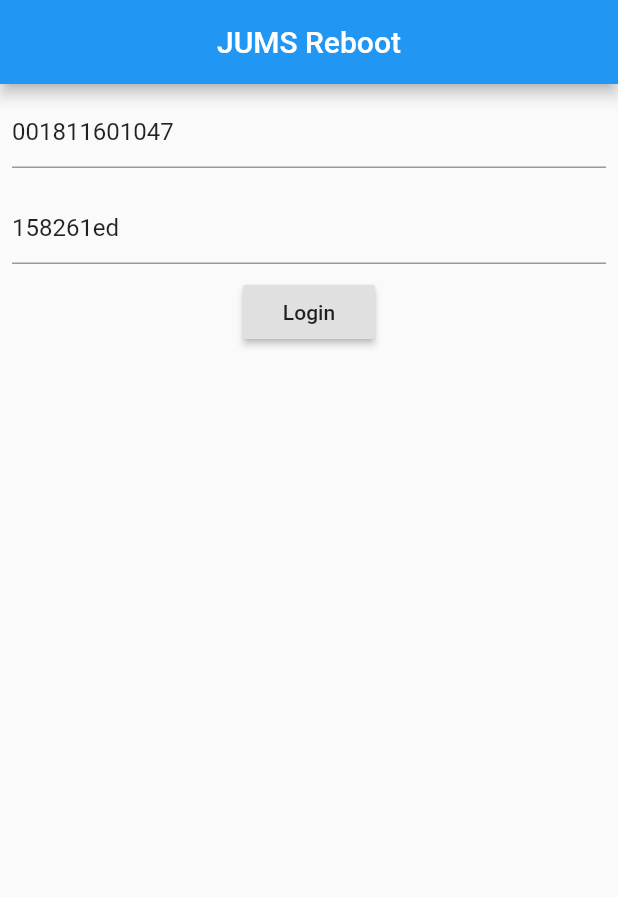
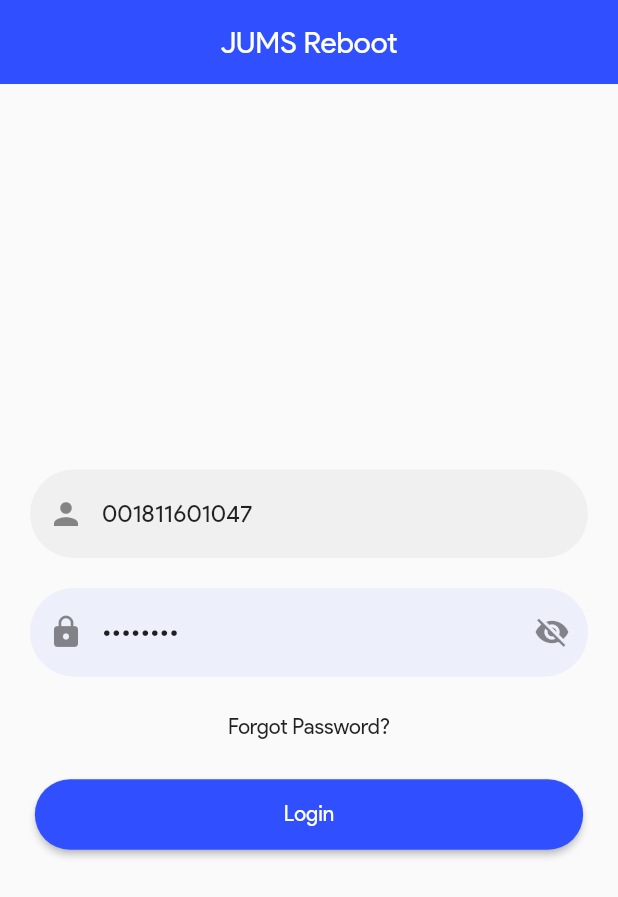
Before and after one commit to kishanhitk/jumsRebootFlutter, a Flutter app: the screen it shows after launch, on a phone screen of 412 x 824 dp. Shown: the top 897 px of the screen. Run offline on Flutter 3.47's test engine with Material 2 defaults, Android fonts, the phone set to English and light mode, and no system bars; our stand-ins replace font_awesome_flutter, google_fonts, share; missing offline and left inert: flutter_full_pdf_viewer, share_extend.

```diff
--- a/lib/loginPage.dart
+++ b/lib/loginPage.dart
@@ -2,6 +2,7 @@ import 'dart:io';
 import 'dart:convert';
 import 'package:flutter/cupertino.dart';
 import 'package:flutter/material.dart';
+import 'package:font_awesome_flutter/font_awesome_flutter.dart';
 import 'package:http/http.dart';
 import 'package:jumsRebootFlutter/models/user.dart';
 import 'package:jumsRebootFlutter/profilePage.dart';
@@ -16,6 +17,12 @@ class _LoginPageState extends State<LoginPage> {
   String pass = '158261ed';
   String url;
   bool isLoading = false;
+  bool _isObscureText = true;
+  void toggle() {
+    setState(() {
+      _isObscureText = !_isObscureText;
+    });
+  }
 
   String serverResponse;
   submit() async {
@@ -56,6 +63,7 @@ class _LoginPageState extends State<LoginPage> {
     return Scaffold(
       appBar: AppBar(
         centerTitle: true,
+        elevation: 0,
         title: Text("JUMS Reboot"),
       ),
       body: Container(
@@ -63,10 +71,21 @@ class _LoginPageState extends State<LoginPage> {
             ? Center(child: CircularProgressIndicator())
             : Form(
                 child: Column(
+                mainAxisAlignment: MainAxisAlignment.center,
                 children: [
                   Padding(
-                    padding: const EdgeInsets.all(8.0),
+                    padding: const EdgeInsets.symmetric(
+                        horizontal: 20.0, vertical: 10),
                     child: TextFormField(
+                      decoration: InputDecoration(
+                          filled: true,
+                          prefixIcon: Icon(
+                            Icons.person,
+                          ),
+                          border: OutlineInputBorder(
+                            borderSide: BorderSide.none,
+                            borderRadius: BorderRadius.circular(50),
+                          )),
                       keyboardType: TextInputType.number,
                       initialValue: "001811601047",
                       onChanged: (val) {
@@ -78,8 +97,31 @@ class _LoginPageState extends State<LoginPage> {
                     ),
                   ),
                   Padding(
-                    padding: const EdgeInsets.all(8.0),
+                    padding: const EdgeInsets.symmetric(
+                        horizontal: 20.0, vertical: 10),
                     child: TextFormField(
+                      obscureText: _isObscureText,
+                      decoration: InputDecoration(
+                          fillColor: Color(
+                            0x11304ffe,
+                          ),
+                          filled: true,
+                          labelText: "Password",
+                          floatingLabelBehavior: FloatingLabelBehavior.never,
+                          prefixIcon: Icon(
+                            Icons.lock,
+                          ),
+                          suffixIcon: IconButton(
+                              icon: Icon(!_isObscureText
+                                  ? Icons.visibility
+                                  : Icons.visibility_off),
+                              onPressed: () {
+                                toggle();
+                              }),
+                          border: OutlineInputBorder(
+                            borderSide: BorderSide.none,
+                            borderRadius: BorderRadius.circular(50),
+                          )),
                       keyboardType: TextInputType.number,
                       initialValue: "158261ed",
                       onChanged: (val) {
@@ -90,9 +132,25 @@ class _LoginPageState extends State<LoginPage> {
                       },
                     ),
                   ),
-                  RaisedButton(
-                    onPressed: submit,
-                    child: Text("Login"),
+                  FlatButton(onPressed: () {}, child: Text("Forgot Password?")),
+                  Padding(
+                    padding: const EdgeInsets.all(10.0),
+                    child: RaisedButton(
+                      shape: RoundedRectangleBorder(
+                          borderRadius: BorderRadius.circular(50)),
+                      color: Color(
+                        0xff304ffe,
+                      ),
+                      onPressed: submit,
+                      child: Padding(
+                        padding: const EdgeInsets.symmetric(
+                            horizontal: 150.0, vertical: 15),
+                        child: Text(
+                          "Login",
+                          style: TextStyle(color: Colors.white),
+                        ),
+                      ),
+                    ),
                   )
                 ],
               )),
--- a/lib/main.dart
+++ b/lib/main.dart
@@ -1,6 +1,7 @@
 import 'dart:io';
 
 import 'package:flutter/material.dart';
+import 'package:google_fonts/google_fonts.dart';
 import 'package:http/http.dart';
 import 'package:jumsRebootFlutter/loginPage.dart';
 
@@ -12,6 +13,17 @@ class MyApp extends StatelessWidget {
   @override
   Widget build(BuildContext context) {
     return MaterialApp(
+      theme: ThemeData(
+        primaryColor: Color(
+          0xff304ffe,
+        ),
+        fontFamily: "ProductSans",
+        appBarTheme: AppBarTheme(
+          color: Color(
+            0xff304ffe,
+          ),
+        ),
+      ),
       debugShowCheckedModeBanner: false,
       home: LoginPage(),
     );
```
Also changed, not shown: lib/notificcations.dart (added, +49 -0 lines), lib/profilePage.dart (+15 -13 lines), pubspec.yaml (+8 -6 lines), fonts/Bold.ttf (added), fonts/BoldItalic.ttf (added), fonts/Italic.ttf (added), fonts/ProductSans-Regular.ttf (added), pubspec.lock.
